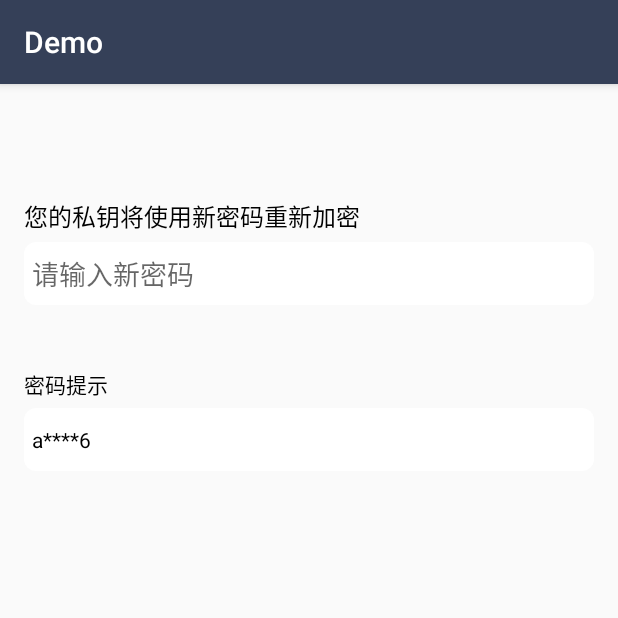
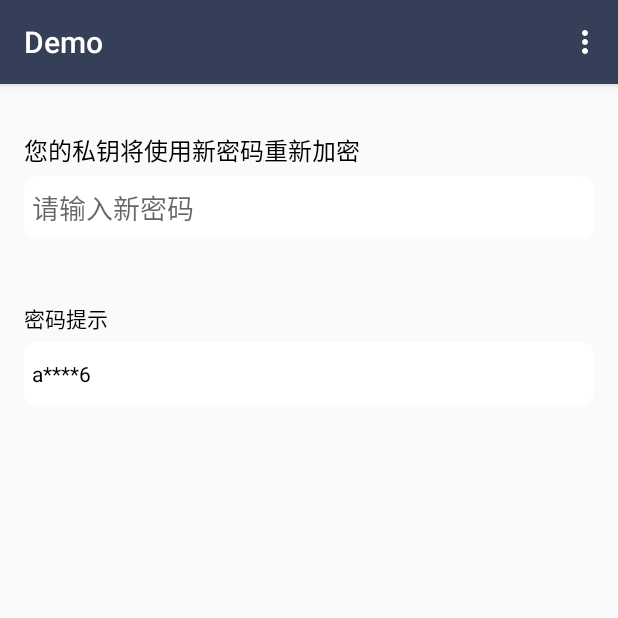
Before and after one commit to LABELNET/LinkDemo, an Android app: the SafetyPasswordActivity screen opened directly, with no data from a screen before it, on a phone screen of 412 x 824 dp, the top half of it. Run offline under Robolectric (Android 15) with nearby library versions, the phone set to English and light mode, and no system bars.

```diff
--- a/demo/src/main/java/yuan/demo/SafetyActivity.java
+++ b/demo/src/main/java/yuan/demo/SafetyActivity.java
@@ -47,7 +47,7 @@ public class SafetyActivity extends AppCompatActivity implements View.OnClickLis
                 startActivity(intent);
                 break;
             case R.id.safety_login_password:
-                intent=new Intent(SafetyActivity.this,UpdateIfoActivity.class);
+                intent=new Intent(SafetyActivity.this,SafetyPasswordActivity.class);
                 startActivity(intent);
                 break;
             case R.id.safety_pay_setting:
--- a/demo/src/main/java/yuan/demo/SafetyPasswordActivity.java
+++ b/demo/src/main/java/yuan/demo/SafetyPasswordActivity.java
@@ -2,6 +2,11 @@ package yuan.demo;
 
 import android.support.v7.app.AppCompatActivity;
 import android.os.Bundle;
+import android.view.Menu;
+import android.view.MenuInflater;
+import android.view.MenuItem;
+import android.widget.EditText;
+import android.widget.TextView;
 
 /**
  * 修改登陆密码界面
@@ -9,10 +14,40 @@ import android.os.Bundle;
  */
 public class SafetyPasswordActivity extends AppCompatActivity {
 
+
+    private EditText etPass;
+
     @Override
     protected void onCreate(Bundle savedInstanceState) {
         super.onCreate(savedInstanceState);
         setContentView(R.layout.activity_safety_password);
+        etPass= (EditText) findViewById(R.id.et_pass_new);
+        //TODO 加载本地密码显示
+        final TextView tvPassTip= (TextView) findViewById(R.id.tv_pass_tip);
+
+    }
+
+
+    @Override
+    public boolean onCreateOptionsMenu(Menu menu) {
+        getMenuInflater().inflate(R.menu.menu_save,menu);
+        return true;
+    }
+
+    @Override
+    public boolean onOptionsItemSelected(MenuItem item) {
+
+        switch (item.getItemId()){
+            case R.id.menu_save:
+                savePassData();
+                break;
+        }
+        return true;
+    }
+
+    //TODO 保存密码信息
+    private void savePassData() {
+
     }
 
 
--- a/demo/src/main/res/layout/activity_safety_password.xml
+++ b/demo/src/main/res/layout/activity_safety_password.xml
@@ -1,6 +1,5 @@
 <?xml version="1.0" encoding="utf-8"?>
 <LinearLayout xmlns:android="http://schemas.android.com/apk/res/android"
-    xmlns:tools="http://schemas.android.com/tools"
     android:layout_width="match_parent"
     android:layout_height="match_parent"
     android:orientation="vertical"
@@ -13,7 +12,7 @@
         android:text="@string/update_ifo_pass_desc"
         android:textSize="@dimen/activity_vertical_margin"
         android:textColor="@android:color/black"
-        android:layout_marginTop="@dimen/height_item_double_row"
+        android:layout_marginTop="@dimen/activity_vertical_margin"
         />
 
 
@@ -25,6 +24,7 @@
         android:layout_marginTop="5dp"
         android:minLines="1"
         android:padding="5dp"
+        android:inputType="textPassword"
         android:hint="@string/update_ifo_pass_edit"/>
 
     <TextView
@@ -35,6 +35,7 @@
         android:layout_marginTop="@dimen/height_item_single_row"/>
 
     <TextView
+        android:id="@+id/tv_pass_tip"
         android:layout_width="match_parent"
         android:layout_height="@dimen/height_item_single_row"
         android:text="@string/update_ifo_pass_tip_default"
```
